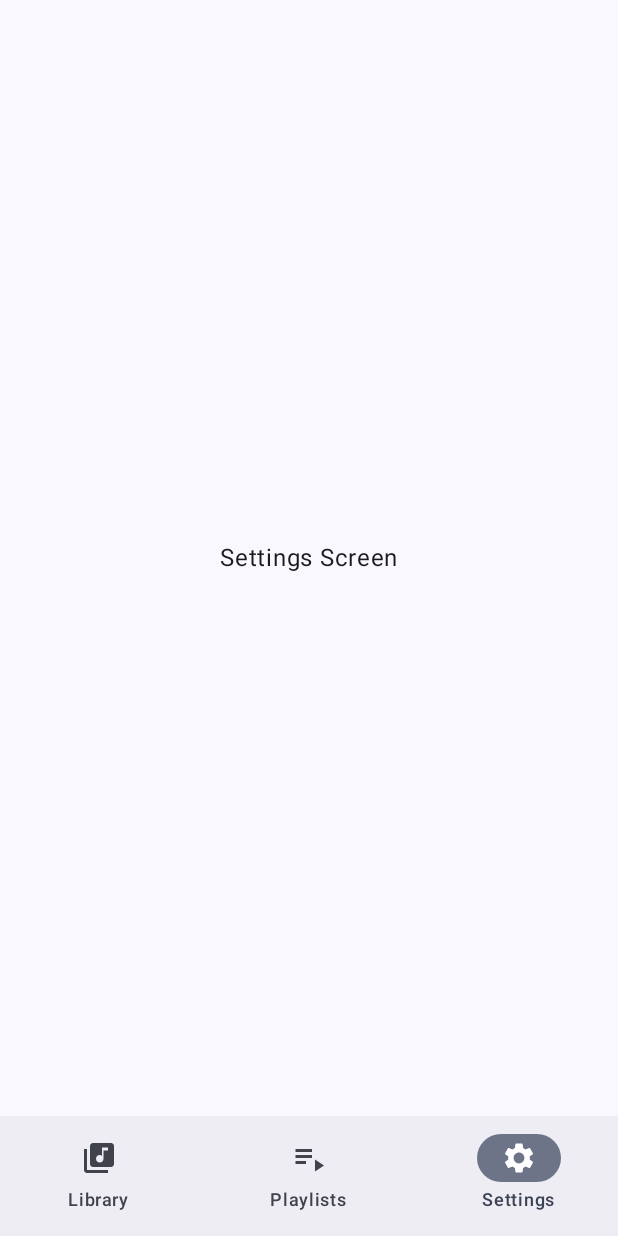
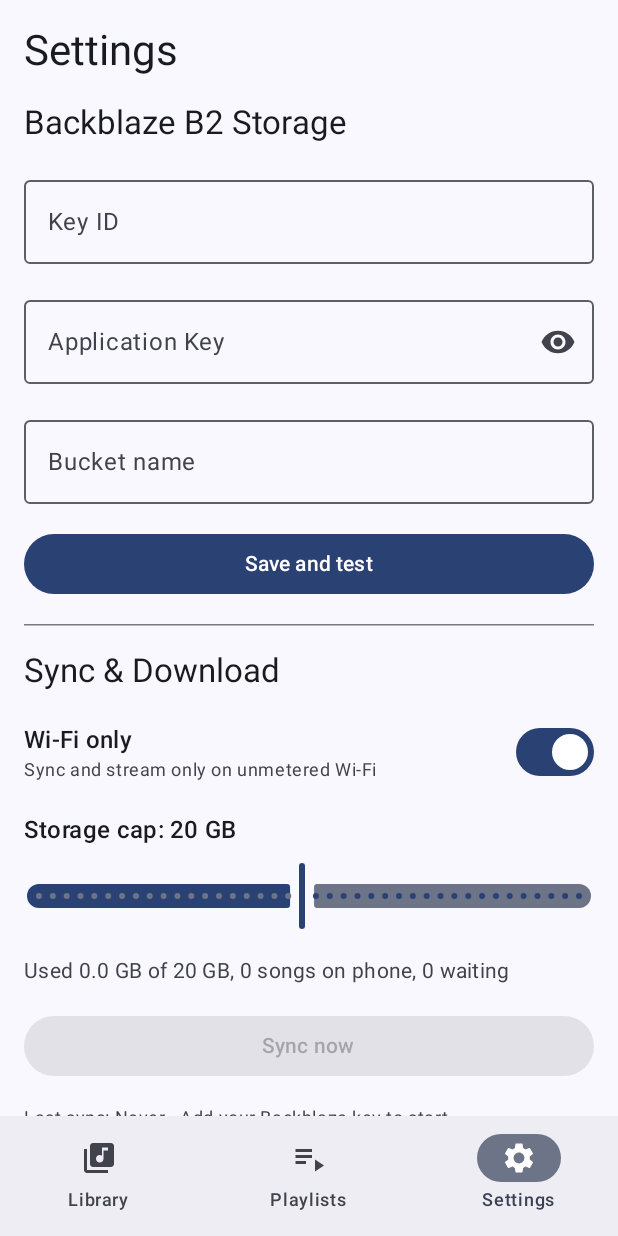
Before and after one commit to flawlessnitin/music-app, an Android app built with Jetpack Compose: the SettingsScreen screen opened through its navigation route, on a phone screen of 412 x 824 dp. Run offline under Robolectric (Android 15) with nearby library versions, the phone set to English and light mode, and no system bars; our stand-ins replace Room's generated code; pictures from the network do not load.

Commit message:
feat(app): settings screen and setup guide

```diff
--- a/android/app/src/main/java/com/personal/music/settings/SettingsStore.kt
+++ b/android/app/src/main/java/com/personal/music/settings/SettingsStore.kt
@@ -116,6 +116,19 @@ class SettingsStore(
     private val cipher: SecretCipher = AndroidKeystoreSecretCipher(),
     private val dataStore: DataStore<Preferences> = context.settingsDataStore
 ) {
+    val credentialsFlow: Flow<Credentials?> = dataStore.data.map { prefs ->
+        val keyId = prefs[KEY_ID] ?: return@map null
+        val encryptedAppKey = prefs[KEY_APPLICATION_KEY] ?: return@map null
+        val bucket = prefs[KEY_BUCKET] ?: return@map null
+        if (keyId.isBlank() || encryptedAppKey.isBlank() || bucket.isBlank()) return@map null
+        val appKey = try {
+            cipher.decrypt(encryptedAppKey)
+        } catch (e: Exception) {
+            return@map null
+        }
+        Credentials(keyId = keyId, applicationKey = appKey, bucket = bucket)
+    }
+
     suspend fun credentials(): Credentials? {
         val prefs = dataStore.data.first()
         val keyId = prefs[KEY_ID] ?: return null
--- a/android/app/src/main/java/com/personal/music/ui/AppNav.kt
+++ b/android/app/src/main/java/com/personal/music/ui/AppNav.kt
@@ -16,12 +16,14 @@ import androidx.compose.material3.NavigationBarItem
 import androidx.compose.material3.Scaffold
 import androidx.compose.material3.Text
 import androidx.compose.runtime.Composable
+import androidx.compose.runtime.LaunchedEffect
 import androidx.compose.runtime.getValue
 import androidx.compose.runtime.mutableStateOf
 import androidx.compose.runtime.remember
 import androidx.compose.runtime.setValue
 import androidx.compose.ui.Alignment
 import androidx.compose.ui.Modifier
+import androidx.compose.ui.platform.LocalContext
 import androidx.lifecycle.ViewModel
 import androidx.lifecycle.ViewModelProvider
 import androidx.lifecycle.viewmodel.compose.viewModel
@@ -33,9 +35,12 @@ import androidx.navigation.compose.composable
 import androidx.navigation.compose.rememberNavController
 import androidx.navigation.navArgument
 import com.personal.music.AppContainer
+import com.personal.music.b2.B2Client
 import com.personal.music.db.SongEntity
 import com.personal.music.library.LibraryRepository
 import com.personal.music.playback.PlayerControls
+import com.personal.music.settings.SettingsStore
+import com.personal.music.sync.SyncScheduler
 import com.personal.music.ui.library.AlbumScreen
 import com.personal.music.ui.library.ArtistScreen
 import com.personal.music.ui.library.LibraryScreen
@@ -45,6 +50,8 @@ import com.personal.music.ui.player.PlayerScreen
 import com.personal.music.ui.playlists.AddToPlaylistSheet
 import com.personal.music.ui.playlists.PlaylistScreen
 import com.personal.music.ui.playlists.PlaylistsScreen
+import com.personal.music.ui.settings.SettingsScreen
+import com.personal.music.ui.settings.SettingsViewModel
 
 class LibraryViewModelFactory(
     private val repository: LibraryRepository,
@@ -54,6 +61,21 @@ class LibraryViewModelFactory(
     override fun <T : ViewModel> create(modelClass: Class<T>): T {
         if (modelClass.isAssignableFrom(LibraryViewModel::class.java)) {
             return LibraryViewModel(repository, player) as T
+        }
+        throw IllegalArgumentException("Unknown ViewModel class: ${modelClass.name}")
+    }
+}
+
+class SettingsViewModelFactory(
+    private val settings: SettingsStore,
+    private val library: LibraryRepository,
+    private val b2: B2Client,
+    private val onSyncNow: () -> Unit,
+) : ViewModelProvider.Factory {
+    @Suppress("UNCHECKED_CAST")
+    override fun <T : ViewModel> create(modelClass: Class<T>): T {
+        if (modelClass.isAssignableFrom(SettingsViewModel::class.java)) {
+            return SettingsViewModel(settings, library, b2, onSyncNow) as T
         }
         throw IllegalArgumentException("Unknown ViewModel class: ${modelClass.name}")
     }
@@ -139,10 +161,30 @@ fun AppNav(
     modifier: Modifier = Modifier,
     navController: NavHostController = rememberNavController(),
 ) {
+    val context = LocalContext.current
     val libraryViewModel: LibraryViewModel = viewModel(
         factory = LibraryViewModelFactory(container.library, container.player),
     )
+    val settingsViewModel: SettingsViewModel = viewModel(
+        factory = remember(container) {
+            SettingsViewModelFactory(
+                settings = container.settings,
+                library = container.library,
+                b2 = container.b2,
+                onSyncNow = { SyncScheduler.syncNow(context) },
+            )
+        },
+    )
     var songToAddToPlaylist by remember { mutableStateOf<SongEntity?>(null) }
+
+    LaunchedEffect(Unit) {
+        if (container.settings.credentials() == null) {
+            navController.navigate("settings") {
+                popUpTo("library") { inclusive = false }
+                launchSingleTop = true
+            }
+        }
+    }
 
     NavHost(
         navController = navController,
@@ -268,14 +310,10 @@ fun AppNav(
                     }
                 },
             ) { padding ->
-                Box(
-                    modifier = Modifier
-                        .fillMaxSize()
-                        .padding(padding),
-                    contentAlignment = Alignment.Center,
-                ) {
-                    Text(text = "Settings Screen")
-                }
+                SettingsScreen(
+                    viewModel = settingsViewModel,
+                    modifier = Modifier.padding(padding),
+                )
             }
         }
     }
--- /dev/null
+++ b/android/app/src/main/java/com/personal/music/ui/settings/SettingsScreen.kt
@@ -0,0 +1,242 @@
+package com.personal.music.ui.settings
+
+import androidx.compose.foundation.layout.Arrangement
+import androidx.compose.foundation.layout.Column
+import androidx.compose.foundation.layout.Row
+import androidx.compose.foundation.layout.Spacer
+import androidx.compose.foundation.layout.fillMaxSize
+import androidx.compose.foundation.layout.fillMaxWidth
+import androidx.compose.foundation.layout.height
+import androidx.compose.foundation.layout.padding
+import androidx.compose.foundation.layout.size
+import androidx.compose.foundation.layout.width
+import androidx.compose.foundation.rememberScrollState
+import androidx.compose.foundation.verticalScroll
+import androidx.compose.material.icons.Icons
+import androidx.compose.material.icons.filled.Visibility
+import androidx.compose.material.icons.filled.VisibilityOff
+import androidx.compose.material3.Button
+import androidx.compose.material3.CircularProgressIndicator
+import androidx.compose.material3.HorizontalDivider
+import androidx.compose.material3.Icon
+import androidx.compose.material3.IconButton
+import androidx.compose.material3.MaterialTheme
+import androidx.compose.material3.OutlinedButton
+import androidx.compose.material3.OutlinedTextField
+import androidx.compose.material3.Slider
+import androidx.compose.material3.Switch
+import androidx.compose.material3.Text
+import androidx.compose.runtime.Composable
+import androidx.compose.runtime.collectAsState
+import androidx.compose.runtime.getValue
+import androidx.compose.runtime.mutableFloatStateOf
+import androidx.compose.runtime.mutableStateOf
+import androidx.compose.runtime.remember
+import androidx.compose.runtime.setValue
+import androidx.compose.ui.Alignment
+import androidx.compose.ui.Modifier
+import androidx.compose.ui.platform.testTag
+import androidx.compose.ui.text.input.PasswordVisualTransformation
+import androidx.compose.ui.text.input.VisualTransformation
+import androidx.compose.ui.unit.dp
+import java.text.SimpleDateFormat
+import java.util.Date
+import java.util.Locale
+import kotlin.math.roundToInt
+
+@Composable
+fun SettingsScreen(
+    viewModel: SettingsViewModel,
+    modifier: Modifier = Modifier,
+) {
+    val ui by viewModel.ui.collectAsState()
+
+    var keyId by remember(ui.keyId) { mutableStateOf(ui.keyId) }
+    var applicationKey by remember { mutableStateOf("") }
+    var bucket by remember(ui.bucket) { mutableStateOf(ui.bucket) }
+    var keyVisible by remember { mutableStateOf(false) }
+
+    var sliderValue by remember(ui.capGb) { mutableFloatStateOf(ui.capGb.toFloat()) }
+
+    Column(
+        modifier = modifier
+            .fillMaxSize()
+            .verticalScroll(rememberScrollState())
+            .padding(16.dp),
+        verticalArrangement = Arrangement.spacedBy(16.dp),
+    ) {
+        Text(
+            text = "Settings",
+            style = MaterialTheme.typography.headlineMedium,
+        )
+
+        Text(
+            text = "Backblaze B2 Storage",
+            style = MaterialTheme.typography.titleLarge,
+        )
+
+        OutlinedTextField(
+            value = keyId,
+            onValueChange = { keyId = it },
+            label = { Text("Key ID") },
+            modifier = Modifier
+                .fillMaxWidth()
+                .testTag("key_id_input"),
+            singleLine = true,
+        )
+
+        OutlinedTextField(
+            value = applicationKey,
+            onValueChange = { applicationKey = it },
+            label = { Text("Application Key") },
+            visualTransformation = if (keyVisible) VisualTransformation.None else PasswordVisualTransformation(),
+            trailingIcon = {
+                IconButton(
+                    onClick = { keyVisible = !keyVisible },
+                    modifier = Modifier.testTag("toggle_key_visibility"),
+                ) {
+                    Icon(
+                        imageVector = if (keyVisible) Icons.Default.VisibilityOff else Icons.Default.Visibility,
+                        contentDescription = if (keyVisible) "Hide application key" else "Show application key",
+                    )
+                }
+            },
+            modifier = Modifier
+                .fillMaxWidth()
+                .testTag("app_key_input"),
+            singleLine = true,
+        )
+
+        OutlinedTextField(
+            value = bucket,
+            onValueChange = { bucket = it },
+            label = { Text("Bucket name") },
+            modifier = Modifier
+                .fillMaxWidth()
+                .testTag("bucket_input"),
+            singleLine = true,
+        )
+
+        Button(
+            onClick = { viewModel.save(keyId, applicationKey, bucket) },
+            enabled = !ui.isTesting,
+            modifier = Modifier
+                .fillMaxWidth()
+                .testTag("save_and_test_button"),
+        ) {
+            if (ui.isTesting) {
+                CircularProgressIndicator(
+                    modifier = Modifier.size(20.dp),
+                    color = MaterialTheme.colorScheme.onPrimary,
+                    strokeWidth = 2.dp,
+                )
+                Spacer(modifier = Modifier.width(8.dp))
+                Text("Testing connection...")
+            } else {
+                Text("Save and test")
+            }
+        }
+
+        if (ui.hasCredentials) {
+            OutlinedButton(
+                onClick = {
+                    viewModel.clearKey()
+                    applicationKey = ""
+                },
+                modifier = Modifier
+                    .fillMaxWidth()
+                    .testTag("clear_key_button"),
+            ) {
+                Text("Clear key")
+            }
+        }
+
+        if (!ui.testMessage.isNullOrBlank()) {
+            Text(
+                text = ui.testMessage!!,
+                style = MaterialTheme.typography.bodyMedium,
+                color = MaterialTheme.colorScheme.primary,
+                modifier = Modifier.testTag("test_message"),
+            )
+        }
+
+        HorizontalDivider()
+
+        Text(
+            text = "Sync & Download",
+            style = MaterialTheme.typography.titleLarge,
+        )
+
+        Row(
+            modifier = Modifier.fillMaxWidth(),
+            horizontalArrangement = Arrangement.SpaceBetween,
+            verticalAlignment = Alignment.CenterVertically,
+        ) {
+            Column(modifier = Modifier.weight(1f)) {
+                Text("Wi-Fi only", style = MaterialTheme.typography.titleMedium)
+                Text(
+                    "Sync and stream only on unmetered Wi-Fi",
+                    style = MaterialTheme.typography.bodySmall,
+                    color = MaterialTheme.colorScheme.onSurfaceVariant,
+                )
+            }
+            Switch(
+                checked = ui.wifiOnly,
+                onCheckedChange = { viewModel.setWifiOnly(it) },
+                modifier = Modifier.testTag("wifi_only_switch"),
+            )
+        }
+
+        Column(verticalArrangement = Arrangement.spacedBy(8.dp)) {
+            Text(
+                text = "Storage cap: ${sliderValue.roundToInt()} GB",
+                style = MaterialTheme.typography.titleMedium,
+            )
+            Slider(
+                value = sliderValue,
+                onValueChange = { sliderValue = it },
+                onValueChangeFinished = {
+                    viewModel.setCapGb(sliderValue.roundToInt())
+                },
+                valueRange = 1f..40f,
+                steps = 38,
+                modifier = Modifier.testTag("cap_slider"),
+            )
+        }
+
+        val usedGb = ui.usedBytes.toDouble() / 1_000_000_000.0
+        val usedGbStr = String.format(Locale.US, "%.1f", usedGb)
+        Text(
+            text = "Used $usedGbStr GB of ${ui.capGb} GB, ${ui.downloadedSongs} songs on phone, ${ui.waitingSongs} waiting",
+            style = MaterialTheme.typography.bodyMedium,
+            color = MaterialTheme.colorScheme.onSurfaceVariant,
+            modifier = Modifier.testTag("storage_summary"),
+        )
+
+        Button(
+            onClick = { viewModel.syncNow() },
+            enabled = ui.hasCredentials,
+            modifier = Modifier
+                .fillMaxWidth()
+                .testTag("sync_now_button"),
+        ) {
+            Text("Sync now")
+        }
+
+        val lastSyncText = if (ui.lastSyncFinishedAtMillis != null) {
+            val timeStr = SimpleDateFormat("yyyy-MM-dd HH:mm", Locale.getDefault())
+                .format(Date(ui.lastSyncFinishedAtMillis!!))
+            "Last sync: $timeStr - ${ui.lastSyncMessage ?: "Up to date."}"
+        } else {
+            "Last sync: Never - ${ui.lastSyncMessage ?: "Add your Backblaze key to start."}"
+        }
+        Text(
+            text = lastSyncText,
+            style = MaterialTheme.typography.bodySmall,
+            color = MaterialTheme.colorScheme.onSurfaceVariant,
+            modifier = Modifier.testTag("last_sync_text"),
+        )
+
+        Spacer(modifier = Modifier.height(16.dp))
+    }
+}
--- /dev/null
+++ b/android/app/src/main/java/com/personal/music/ui/settings/SettingsViewModel.kt
@@ -0,0 +1,171 @@
+package com.personal.music.ui.settings
+
+import androidx.lifecycle.ViewModel
+import androidx.lifecycle.viewModelScope
+import com.personal.music.b2.B2Client
+import com.personal.music.b2.B2Exception
+import com.personal.music.catalog.CatalogParser
+import com.personal.music.library.LibraryRepository
+import com.personal.music.settings.Credentials
+import com.personal.music.settings.SettingsStore
+import com.personal.music.settings.SyncOutcome
+import com.personal.music.settings.SyncSummary
+import kotlinx.coroutines.CoroutineScope
+import kotlinx.coroutines.Job
+import kotlinx.coroutines.flow.MutableStateFlow
+import kotlinx.coroutines.flow.SharingStarted
+import kotlinx.coroutines.flow.StateFlow
+import kotlinx.coroutines.flow.combine
+import kotlinx.coroutines.flow.stateIn
+import kotlinx.coroutines.launch
+
+data class SettingsUi(
+    val hasCredentials: Boolean = false,
+    val keyId: String = "",
+    val bucket: String = "",
+    val wifiOnly: Boolean = true,
+    val capGb: Int = 20,
+    val usedBytes: Long = 0L,
+    val downloadedSongs: Int = 0,
+    val waitingSongs: Int = 0,
+    val lastSyncMessage: String? = null,
+    val lastSyncFinishedAtMillis: Long? = null,
+    val testMessage: String? = null,
+    val isTesting: Boolean = false,
+) {
+    val hasKey: Boolean get() = hasCredentials
+    val downloadedCount: Int get() = downloadedSongs
+    val waitingCount: Int get() = waitingSongs
+}
+
+fun outcomeMessage(summary: SyncSummary): String = when (summary.outcome) {
+    SyncOutcome.UP_TO_DATE -> "Up to date."
+    SyncOutcome.DOWNLOADED -> "Downloaded. Everything is on your phone."
+    SyncOutcome.WAITING -> "Backblaze paused downloads for now. ${summary.pendingSongs} songs will download later."
+    SyncOutcome.BAD_KEY -> "Backblaze rejected the key. Check the key ID, key and bucket name."
+    SyncOutcome.NO_NETWORK -> "No Wi-Fi. Sync will run when Wi-Fi is back."
+    SyncOutcome.STORAGE_FULL -> "Your phone is out of space. ${summary.pendingSongs} songs are waiting."
+    SyncOutcome.CAP_REACHED -> "Storage cap reached. Raise the cap to download ${summary.pendingSongs} more songs."
+    SyncOutcome.NOT_SET_UP -> "Add your Backblaze key to start."
+    SyncOutcome.ERROR -> "Sync failed: " + summary.message
+}
+
+class SettingsViewModel(
+    private val settings: SettingsStore,
+    private val library: LibraryRepository,
+    private val b2: B2Client,
+    private val onSyncNow: () -> Unit,
+    coroutineScope: CoroutineScope? = null,
+) : ViewModel() {
+
+    private val scope = coroutineScope ?: viewModelScope
+
+    private data class TestState(
+        val isTesting: Boolean = false,
+        val message: String? = null,
+    )
+
+    private val testState = MutableStateFlow(TestState())
+
+    val ui: StateFlow<SettingsUi> = combine(
+        combine(settings.credentialsFlow, settings.wifiOnly, settings.capBytes) { creds, wifi, cap ->
+            Triple(creds, wifi, cap)
+        },
+        settings.lastSync,
+        library.songs(),
+        testState,
+    ) { (creds, wifi, cap), lastSync, songs, test ->
+        val capGb = (cap / 1_000_000_000L).toInt().coerceIn(1, 40)
+        val downloaded = songs.count { it.downloaded }
+        val waiting = songs.count { !it.downloaded }
+        val used = songs.filter { it.downloaded }.sumOf { it.sizeBytes }
+        val syncMessage = lastSync?.let { outcomeMessage(it) }
+
+        SettingsUi(
+            hasCredentials = creds != null,
+            keyId = creds?.keyId ?: "",
+            bucket = creds?.bucket ?: "",
+            wifiOnly = wifi,
+            capGb = capGb,
+            usedBytes = used,
+            downloadedSongs = downloaded,
+            waitingSongs = waiting,
+            lastSyncMessage = syncMessage,
+            lastSyncFinishedAtMillis = lastSync?.finishedAtMillis,
+            testMessage = test.message,
+            isTesting = test.isTesting,
+        )
+    }.stateIn(
+        scope = scope,
+        started = SharingStarted.Eagerly,
+        initialValue = SettingsUi(),
+    )
+
+    fun save(keyId: String, applicationKey: String, bucket: String): Job = scope.launch {
+        val trimmedKeyId = keyId.trim()
+        val trimmedAppKey = applicationKey.trim()
+        val trimmedBucket = bucket.trim()
+
+        if (trimmedKeyId.isBlank() || trimmedAppKey.isBlank() || trimmedBucket.isBlank()) {
+            testState.value = TestState(
+                isTesting = false,
+                message = "Key ID, application key, and bucket cannot be blank.",
+            )
+            return@launch
+        }
+
+        testState.value = TestState(isTesting = true, message = null)
+        settings.saveCredentials(Credentials(trimmedKeyId, trimmedAppKey, trimmedBucket))
+        b2.invalidate()
+
+        try {
+            val catalogText = b2.readText("catalog.json")
+            val catalog = CatalogParser.parse(catalogText)
+            val n = catalog.songs.size
+            testState.value = TestState(
+                isTesting = false,
+                message = "Connected. $n songs in your library.",
+            )
+            onSyncNow()
+        } catch (e: B2Exception.BadKey) {
+            testState.value = TestState(
+                isTesting = false,
+                message = "Backblaze rejected the key. Check the key ID, key and bucket name.",
+            )
+        } catch (e: B2Exception.NotFound) {
+            testState.value = TestState(
+                isTesting = false,
+                message = "No catalog.json in the bucket yet. Add songs with musictool first.",
+            )
+        } catch (e: B2Exception.Network) {
+            testState.value = TestState(
+                isTesting = false,
+                message = "Network error. Check your connection.",
+            )
+        } catch (e: Exception) {
+            testState.value = TestState(
+                isTesting = false,
+                message = "Connection failed: ${e.message ?: "Unknown error"}",
+            )
+        }
+    }
+
+    fun setWifiOnly(v: Boolean): Job = scope.launch {
+        settings.setWifiOnly(v)
+    }
+
+    fun setCapGb(gb: Int): Job = scope.launch {
+        val clamped = gb.coerceIn(1, 40)
+        settings.setCapBytes(clamped * 1_000_000_000L)
+    }
+
+    fun syncNow() {
+        onSyncNow()
+    }
+
+    fun clearKey(): Job = scope.launch {
+        settings.clearCredentials()
+        b2.invalidate()
+        testState.value = TestState(isTesting = false, message = null)
+    }
+}
```
Also changed, not shown: 3 other files.
